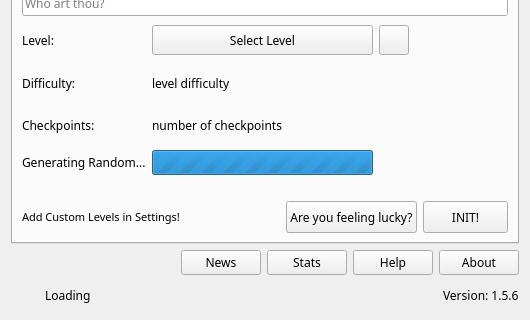
The window that wikiLYNX/ui/welcome.ui (flamboyantpenguin/wikilynx) describes before a commit, drawn with Qt 5; both pictures show x 0 to 530 and y 161 to 481 of the 530 by 481 pixel window.
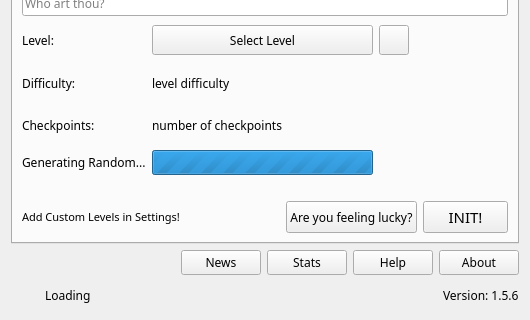
The same window after the commit. Icons and pictures are not drawn.

Patch:
```diff
--- a/wikiLYNX/ui/welcome.ui
+++ b/wikiLYNX/ui/welcome.ui
@@ -510,6 +510,7 @@
            <property name="font">
             <font>
              <family>Courier Prime</family>
+             <pointsize>11</pointsize>
              <stylestrategy>PreferDefault</stylestrategy>
              <hintingpreference>PreferNoHinting</hintingpreference>
             </font>
```
